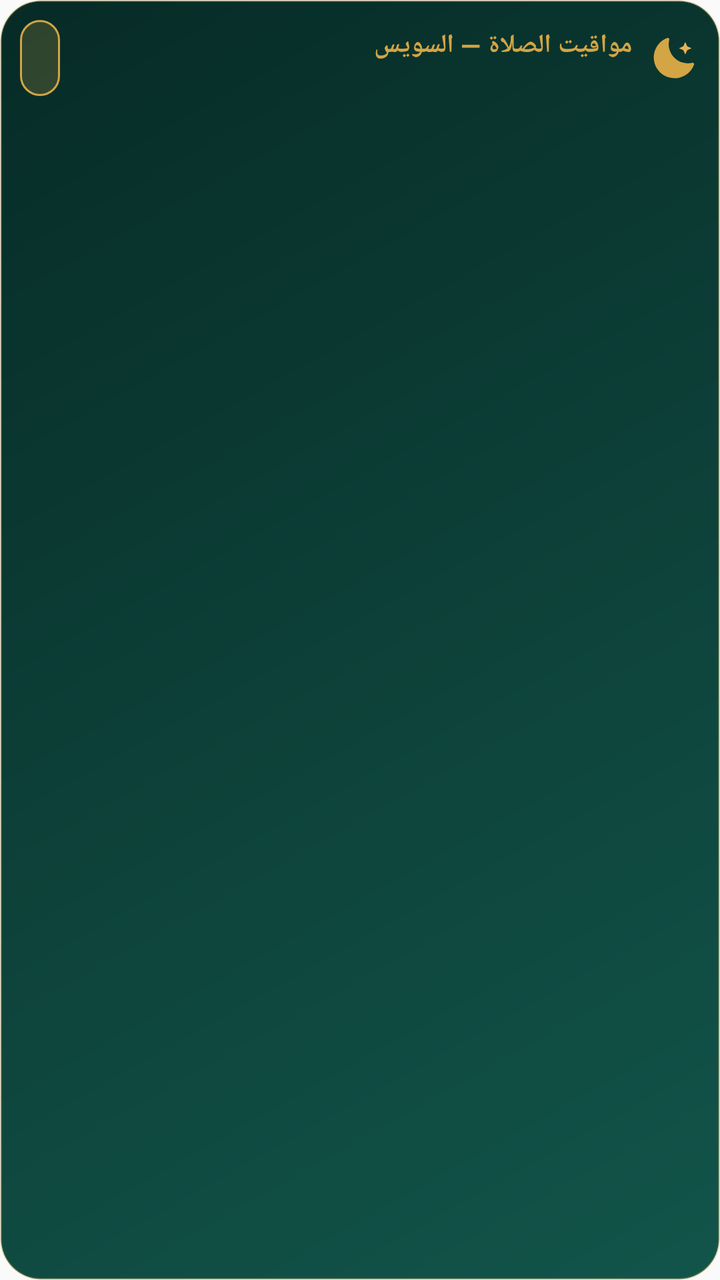
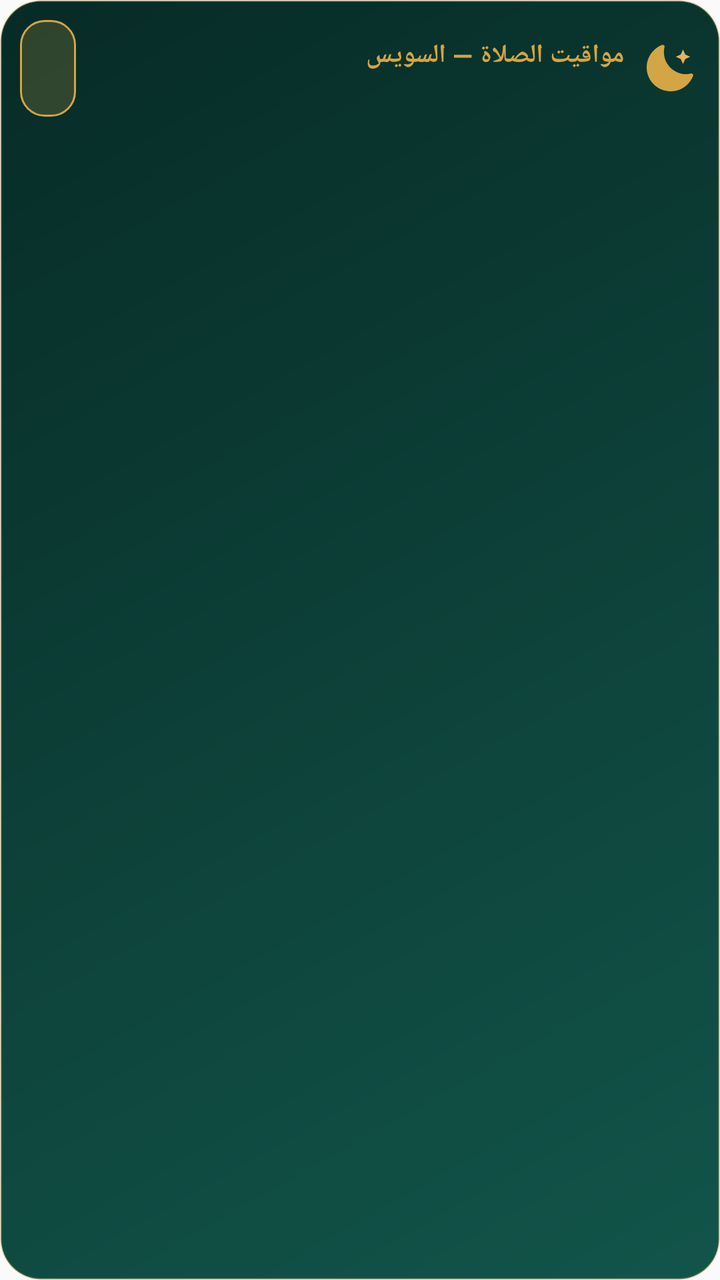

Compare the two renders of this Android layout. The source of the first and the diff that turns it into the second are given below.
<!-- AndroidManifest.xml: application theme AppTheme -->
<!-- res/layout/widget_prayer.xml -->
<LinearLayout xmlns:android="http://schemas.android.com/apk/res/android"
    android:layout_width="match_parent"
    android:layout_height="match_parent"
    android:orientation="vertical"
    android:layoutDirection="rtl"
    android:background="@drawable/widget_bg"
    android:padding="10dp">

    <LinearLayout
        android:layout_width="match_parent"
        android:layout_height="wrap_content"
        android:orientation="horizontal"
        android:gravity="center_vertical">

        <ImageView
            android:layout_width="26dp"
            android:layout_height="26dp"
            android:src="@drawable/widget_moon"
            android:contentDescription="مواقيت الصلاة" />

        <LinearLayout
            android:layout_width="0dp"
            android:layout_height="wrap_content"
            android:layout_weight="1"
            android:orientation="vertical"
            android:layout_marginStart="8dp">

            <TextView
                android:id="@+id/widgetTitle"
                android:layout_width="wrap_content"
                android:layout_height="wrap_content"
                android:text="مواقيت الصلاة — السويس"
                android:textColor="#d3a545"
                android:textStyle="bold"
                android:textSize="13sp" />

            <TextView
                android:id="@+id/widgetDate"
                android:layout_width="wrap_content"
                android:layout_height="wrap_content"
                android:textColor="#B3FFFFFF"
                android:textSize="9.5sp" />
        </LinearLayout>

        <LinearLayout
            android:id="@+id/chipNext"
            android:layout_width="wrap_content"
            android:layout_height="wrap_content"
            android:orientation="vertical"
            android:gravity="center"
            android:background="@drawable/widget_cell_next"
            android:paddingStart="10dp"
            android:paddingEnd="10dp"
            android:paddingTop="4dp"
            android:paddingBottom="4dp">

            <TextView
                android:id="@+id/widgetNextName"
                android:layout_width="wrap_content"
                android:layout_height="wrap_content"
                android:textColor="#ffd98a"
                android:textStyle="bold"
                android:textSize="10sp" />

            <TextView
                android:id="@+id/widgetCountdown"
                android:layout_width="wrap_content"
                android:layout_height="wrap_content"
                android:textColor="#FFFFFF"
                android:textStyle="bold"
                android:textSize="12sp" />
        </LinearLayout>
    </LinearLayout>

    <LinearLayout
        android:id="@+id/prayerRow1"
        android:layout_width="match_parent"
        android:layout_height="wrap_content"
        android:orientation="horizontal"
        android:layout_marginTop="8dp" />

    <LinearLayout
        android:id="@+id/prayerRow2"
        android:layout_width="match_parent"
        android:layout_height="wrap_content"
        android:orientation="horizontal"
        android:layout_marginTop="4dp" />

    <LinearLayout
        android:id="@+id/karahRow"
        android:layout_width="match_parent"
        android:layout_height="wrap_content"
        android:orientation="horizontal"
        android:layout_marginTop="6dp" />
</LinearLayout>
<!-- resources referenced by this layout -->
<resources>
  <!-- drawable widget_bg (drawable) -->
  <shape xmlns:android="http://schemas.android.com/apk/res/android">
      <gradient android:type="linear" android:angle="135"
          android:startColor="#12554a" android:endColor="#072b26" />
      <corners android:radius="20dp" />
      <stroke android:width="1dp" android:color="#40d3a545" />
  </shape>
  <!-- drawable widget_cell_next (drawable) -->
  <shape xmlns:android="http://schemas.android.com/apk/res/android">
      <solid android:color="#33d3a545" />
      <corners android:radius="12dp" />
      <stroke android:width="1dp" android:color="#d3a545" />
  </shape>
  <!-- drawable widget_moon (drawable) -->
  <vector xmlns:android="http://schemas.android.com/apk/res/android"
      android:width="24dp" android:height="24dp"
      android:viewportWidth="24" android:viewportHeight="24">
      <path android:fillColor="#d3a545"
          android:pathData="M20.4,14.2A8.8,8.8 0 0,1 9.8,3.6a0.7,0.7 0 0,0 -0.9,-0.85 9.6,9.6 0 1,0 12.35,12.35 0.7,0.7 0 0,0 -0.85,-0.9Z"/>
      <path android:fillColor="#e6b354"
          android:pathData="M17.2,4.6l0.9,2 2,0.9 -2,0.9 -0.9,2 -0.9,-2 -2,-0.9 2,-0.9Z"/>
  </vector>
  <style name="AppTheme" parent="Theme.AppCompat.Light.DarkActionBar">
          
          <item name="colorPrimary">@color/colorPrimary</item>
          <item name="colorPrimaryDark">@color/colorPrimaryDark</item>
          <item name="colorAccent">@color/colorAccent</item>
      </style>
</resources>

<!-- the commit's change to res/layout/widget_prayer.xml (unified diff, before → after) -->
@@ -13,8 +13,8 @@
         android:gravity="center_vertical">
 
         <ImageView
-            android:layout_width="26dp"
-            android:layout_height="26dp"
+            android:layout_width="30dp"
+            android:layout_height="30dp"
             android:src="@drawable/widget_moon"
             android:contentDescription="مواقيت الصلاة" />
 
@@ -49,10 +49,10 @@
             android:orientation="vertical"
             android:gravity="center"
             android:background="@drawable/widget_cell_next"
-            android:paddingStart="10dp"
-            android:paddingEnd="10dp"
-            android:paddingTop="4dp"
-            android:paddingBottom="4dp">
+            android:paddingStart="14dp"
+            android:paddingEnd="14dp"
+            android:paddingTop="6dp"
+            android:paddingBottom="6dp">
 
             <TextView
                 android:id="@+id/widgetNextName"
@@ -60,7 +60,7 @@
                 android:layout_height="wrap_content"
                 android:textColor="#ffd98a"
                 android:textStyle="bold"
-                android:textSize="10sp" />
+                android:textSize="11sp" />
 
             <TextView
                 android:id="@+id/widgetCountdown"
@@ -68,28 +68,31 @@
                 android:layout_height="wrap_content"
                 android:textColor="#FFFFFF"
                 android:textStyle="bold"
-                android:textSize="12sp" />
+                android:textSize="16sp" />
         </LinearLayout>
     </LinearLayout>
 
     <LinearLayout
         android:id="@+id/prayerRow1"
         android:layout_width="match_parent"
-        android:layout_height="wrap_content"
+        android:layout_height="0dp"
+        android:layout_weight="1"
         android:orientation="horizontal"
         android:layout_marginTop="8dp" />
 
     <LinearLayout
         android:id="@+id/prayerRow2"
         android:layout_width="match_parent"
-        android:layout_height="wrap_content"
+        android:layout_height="0dp"
+        android:layout_weight="1"
         android:orientation="horizontal"
-        android:layout_marginTop="4dp" />
+        android:layout_marginTop="6dp" />
 
     <LinearLayout
         android:id="@+id/karahRow"
         android:layout_width="match_parent"
-        android:layout_height="wrap_content"
+        android:layout_height="0dp"
+        android:layout_weight="1"
         android:orientation="horizontal"
-        android:layout_marginTop="6dp" />
+        android:layout_marginTop="14dp" />
 </LinearLayout>
